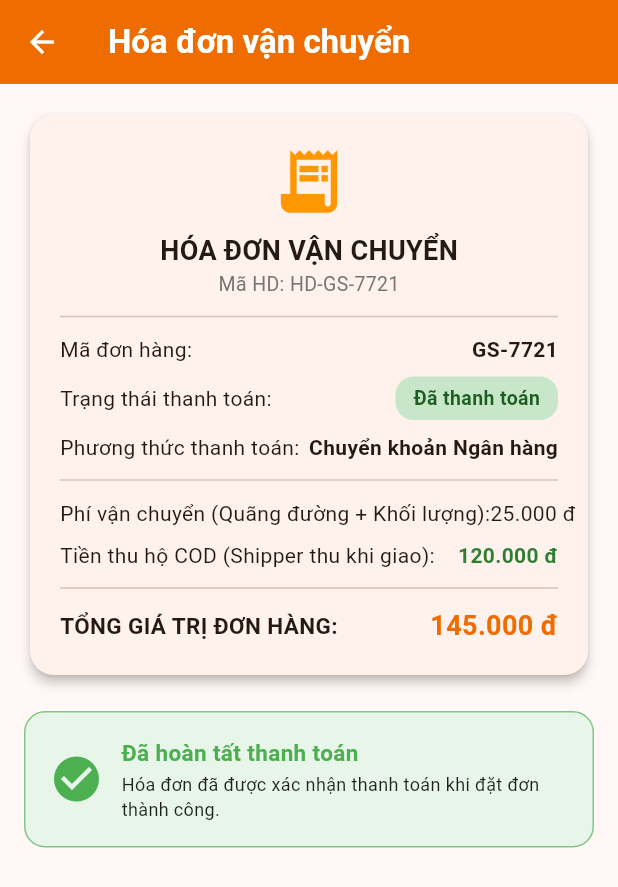
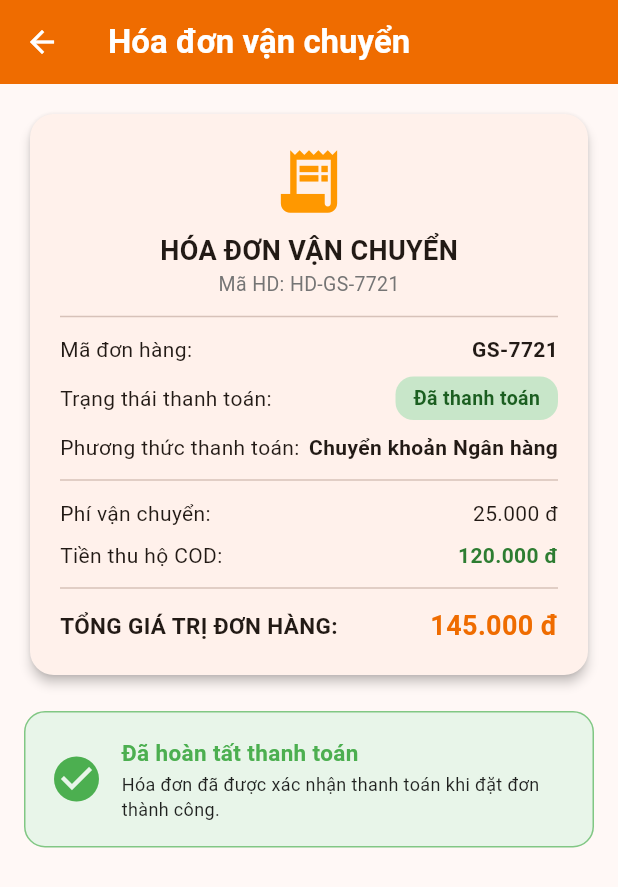
Before and after one commit to Jiro-crypto/goship, a Flutter app: the CustomerOrderDetailScreen screen opened directly with sample values from the repository, scrolled down 160 dp, after a tap on "Xem Hóa đơn vận chuyển", on a phone screen of 412 x 824 dp. Shown: the top 887 px of the screen. Run offline on Flutter 3.47's test engine with Material 3 defaults, Android fonts, the phone set to English and light mode, and no system bars; our stand-ins replace flutter_map, geolocator, latlong2, shared_preferences; accounts and stored records are empty.

Commit message:
update cus

```diff
--- a/lib/screens/customer/customer_order_detail_screen.dart
+++ b/lib/screens/customer/customer_order_detail_screen.dart
@@ -313,7 +313,7 @@ class _CustomerOrderDetailScreenState extends State<CustomerOrderDetailScreen> {
                     Row(
                       mainAxisAlignment: MainAxisAlignment.spaceBetween,
                       children: [
-                        const Text('Phí vận chuyển (Khách trả):'),
+                        const Expanded(child: Text('Phí vận chuyển:')),
                         Text(
                           currencyFormatter.format(order.phiShip),
                           style: const TextStyle(fontWeight: FontWeight.bold, color: Colors.blue),
@@ -324,7 +324,7 @@ class _CustomerOrderDetailScreenState extends State<CustomerOrderDetailScreen> {
                     Row(
                       mainAxisAlignment: MainAxisAlignment.spaceBetween,
                       children: [
-                        const Text('Tiền thu hộ COD (Shipper thu):'),
+                        const Expanded(child: Text('Tiền thu hộ COD:')),
                         Text(
                           currencyFormatter.format(order.tienCOD),
                           style: TextStyle(fontWeight: FontWeight.bold, color: Colors.green.shade800),
@@ -335,7 +335,7 @@ class _CustomerOrderDetailScreenState extends State<CustomerOrderDetailScreen> {
                     Row(
                       mainAxisAlignment: MainAxisAlignment.spaceBetween,
                       children: [
-                        const Text('TỔNG GIÁ TRỊ ĐƠN HÀNG:', style: TextStyle(fontWeight: FontWeight.bold)),
+                        const Expanded(child: Text('TỔNG GIÁ TRỊ ĐƠN HÀNG:', style: TextStyle(fontWeight: FontWeight.bold))),
                         Text(
                           currencyFormatter.format(order.phiShip + order.tienCOD),
                           style: TextStyle(fontWeight: FontWeight.bold, fontSize: 16, color: primaryColor),
--- a/lib/screens/customer/invoice_screen.dart
+++ b/lib/screens/customer/invoice_screen.dart
@@ -78,7 +78,7 @@ class InvoiceScreen extends StatelessWidget {
                       Row(
                         mainAxisAlignment: MainAxisAlignment.spaceBetween,
                         children: [
-                          const Text('Mã giao dịch:'),
+                          const Expanded(child: Text('Mã giao dịch:')),
                           Text(order.transactionId!, style: TextStyle(fontWeight: FontWeight.bold, color: Colors.blue.shade800)),
                         ],
                       ),
@@ -87,7 +87,7 @@ class InvoiceScreen extends StatelessWidget {
                     Row(
                       mainAxisAlignment: MainAxisAlignment.spaceBetween,
                       children: [
-                        const Text('Phí vận chuyển (Quãng đường + Khối lượng):'),
+                        const Expanded(child: Text('Phí vận chuyển:')),
                         Text(currencyFormatter.format(order.phiShip)),
                       ],
                     ),
@@ -95,7 +95,7 @@ class InvoiceScreen extends StatelessWidget {
                     Row(
                       mainAxisAlignment: MainAxisAlignment.spaceBetween,
                       children: [
-                        const Text('Tiền thu hộ COD (Shipper thu khi giao):'),
+                        const Expanded(child: Text('Tiền thu hộ COD:')),
                         Text(
                           currencyFormatter.format(order.tienCOD),
                           style: TextStyle(fontWeight: FontWeight.bold, color: Colors.green.shade800),
@@ -106,7 +106,7 @@ class InvoiceScreen extends StatelessWidget {
                     Row(
                       mainAxisAlignment: MainAxisAlignment.spaceBetween,
                       children: [
-                        const Text('TỔNG GIÁ TRỊ ĐƠN HÀNG:', style: TextStyle(fontWeight: FontWeight.bold, fontSize: 15)),
+                        const Expanded(child: Text('TỔNG GIÁ TRỊ ĐƠN HÀNG:', style: TextStyle(fontWeight: FontWeight.bold, fontSize: 15))),
                         Text(
                           currencyFormatter.format(order.phiShip + order.tienCOD),
                           style: TextStyle(fontSize: 18, fontWeight: FontWeight.bold, color: primaryColor),
```
Also changed, not shown: lib/screens/customer/create_order_screen.dart (+2 -8 lines).
